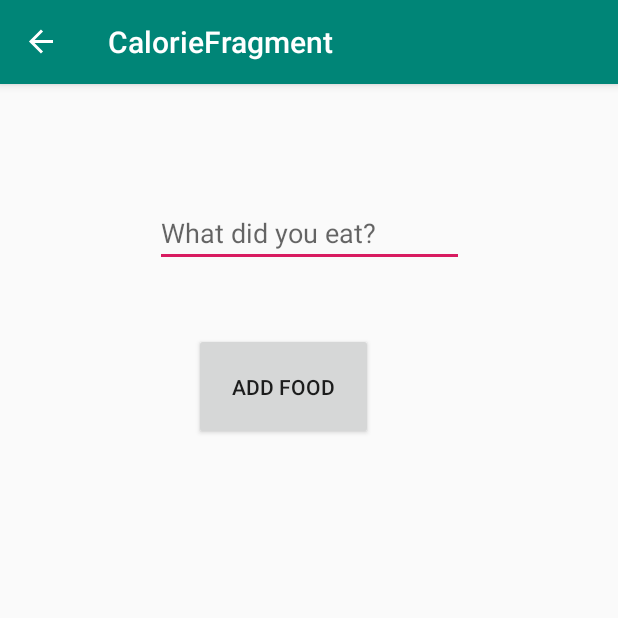
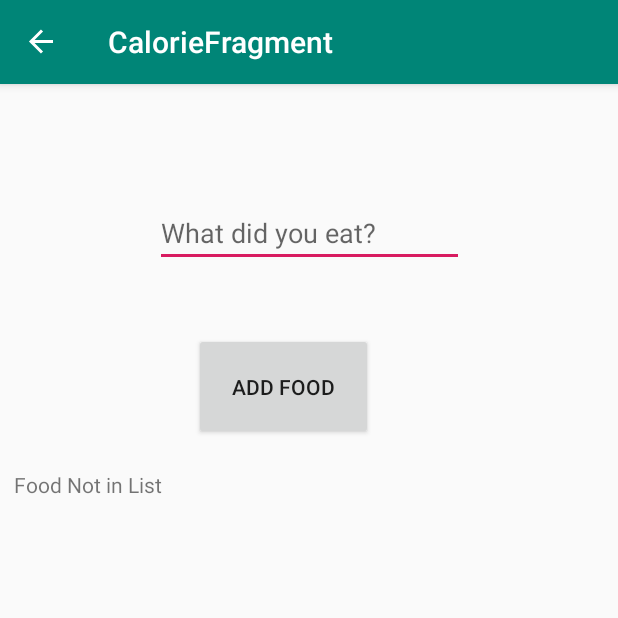
Before and after one commit to KevinDelao/Diet-Android-App, an Android app: the CalorieFragment screen opened through its navigation route, after a tap on "ADD FOOD", on a phone screen of 412 x 824 dp, the top half of it. Run offline under Robolectric (Android 15) with nearby library versions, the phone set to English and light mode, and no system bars; our stand-ins replace data binding, navigation-ui.

Commit message:
more changes to calorie fragment

```diff
--- a/app/src/main/java/com/example/dietapp/CalorieFragment.kt
+++ b/app/src/main/java/com/example/dietapp/CalorieFragment.kt
@@ -7,6 +7,7 @@ import android.view.LayoutInflater
 import android.view.View
 import android.view.ViewGroup
 import android.widget.Button
+import android.widget.EditText
 import android.widget.TextView
 
 
@@ -14,20 +15,61 @@ class CalorieFragment : Fragment() {
     lateinit var v:View;
     lateinit var addFood:Button;
     lateinit var displayFood:TextView
+    lateinit var foodEntry:EditText
+    lateinit var calorieDisplay:String;
+    var FoodItems = HashMap<String, Double>()
+
+
     override fun onCreateView(
         inflater: LayoutInflater, container: ViewGroup?,
         savedInstanceState: Bundle?
     ): View?
     {
         v = inflater.inflate(R.layout.calorie_layout,container,false);
+        FoodItems["Grilled Chicken"] = 90.0
+        FoodItems["Egg"] = 60.0
+        FoodItems["Apple"] = 40.0
+        FoodItems["Orange"] = 100.0
+        FoodItems["Pear"] = 70.0
+        FoodItems["Mango"] = 150.0
+        FoodItems["Banana"] = 105.0
+        FoodItems["Tomato"] = 30.0
+        FoodItems["Celery"] = 5.0
+        FoodItems["Avocado"] = 250.0
         addFood = v.findViewById(R.id.addFoodButton);
-        displayFood = v.findViewById(R.id.displayFoodCalorie);
+        displayFood = v.findViewById<TextView>(R.id.displayFoodCalorie);
         addFood.setOnClickListener { calculateFood(it)}
 
         return v;
     }
+    private fun InitialiazeFoodList(){
+        FoodItems["Grilled Chicken"] = 90.0
+        FoodItems["Egg"] = 60.0
+        FoodItems["Apple"] = 40.0
+        FoodItems["Orange"] = 100.0
+        FoodItems["Pear"] = 70.0
+        FoodItems["Mango"] = 150.0
+        FoodItems["Banana"] = 105.0
+        FoodItems["Tomato"] = 30.0
+        FoodItems["Celery"] = 5.0
+        FoodItems["Avocado"] = 250.0
+    }
     private fun calculateFood(view: View)
     {
+        foodEntry = v.findViewById<EditText>(R.id.foodEntryText);
+
+        var food:String = foodEntry.text.toString();
+
+            if( FoodItems.containsKey(food))
+            {
+                calorieDisplay = food+" has "+FoodItems[food].toString()+" calories";
+            }
+            else{
+                calorieDisplay = "Food Not in List"
+            }
+
+
+        displayFood.text = calorieDisplay;
         displayFood.visibility = View.VISIBLE;
 
     }
```
